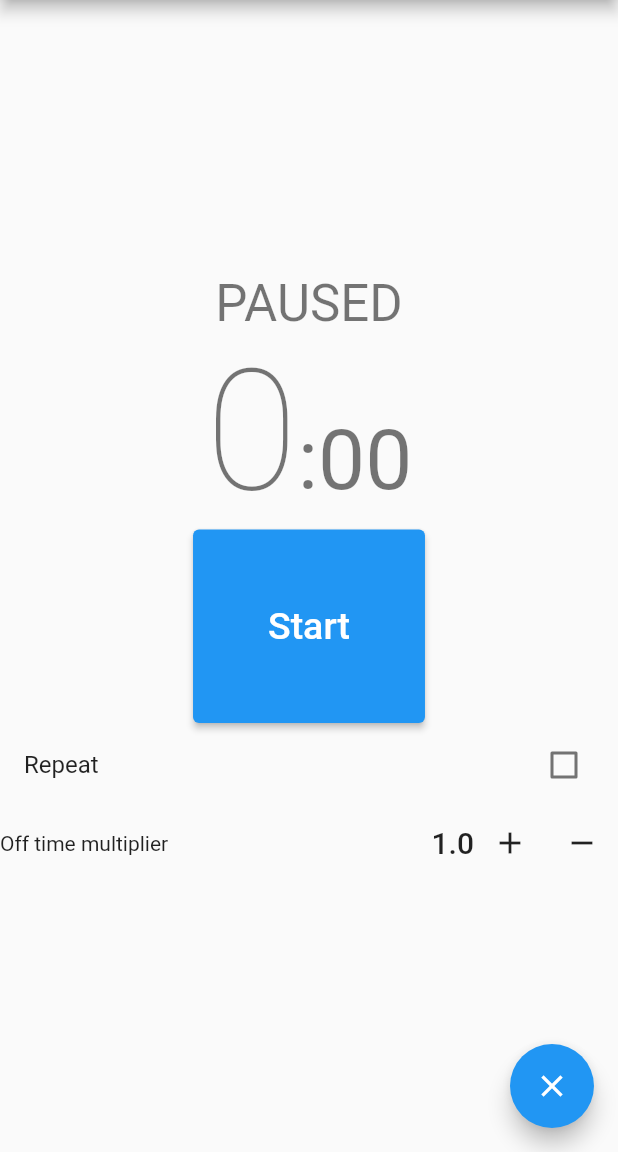
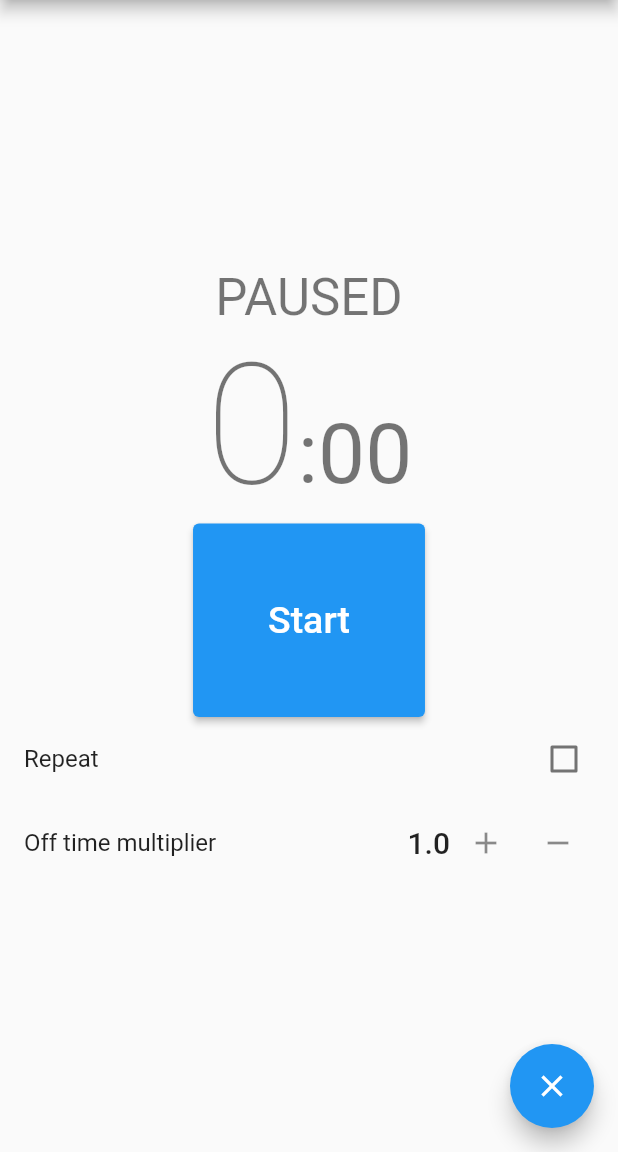
Before and after one commit to jeffa5/on-off-timer, a Flutter app: the screen it shows after launch, on a phone screen of 412 x 824 dp, the part 84-1236 px from its top. Run offline on Flutter 3.47's test engine with Material 2 defaults, Android fonts, the phone set to English and light mode, and no system bars.

Commit message:
Use a ListTile for Off time multipier option

```diff
--- a/on_off_timer/lib/main.dart
+++ b/on_off_timer/lib/main.dart
@@ -181,9 +181,10 @@ class _OnOffTimerPageState extends State<OnOffTimerPage> {
                     repeat = enabled!;
                   });
                 }),
-            Row(children: <Widget>[
-              const Text("Off time multiplier"),
-              const Spacer(),
+            ListTile(
+                title: const Text("Off time multiplier"),
+                trailing:
+                    Row(mainAxisSize: MainAxisSize.min, children: <Widget>[
                   Text(
                     offMultiplier.toString(),
                     style: Theme.of(context).textTheme.headline6,
@@ -206,7 +207,7 @@ class _OnOffTimerPageState extends State<OnOffTimerPage> {
                             }
                           : null,
                       icon: const Icon(Icons.remove)),
-            ]),
+                ])),
           ],
         ),
       ),
```
Lines whose indentation alone changed are shown as unchanged.
